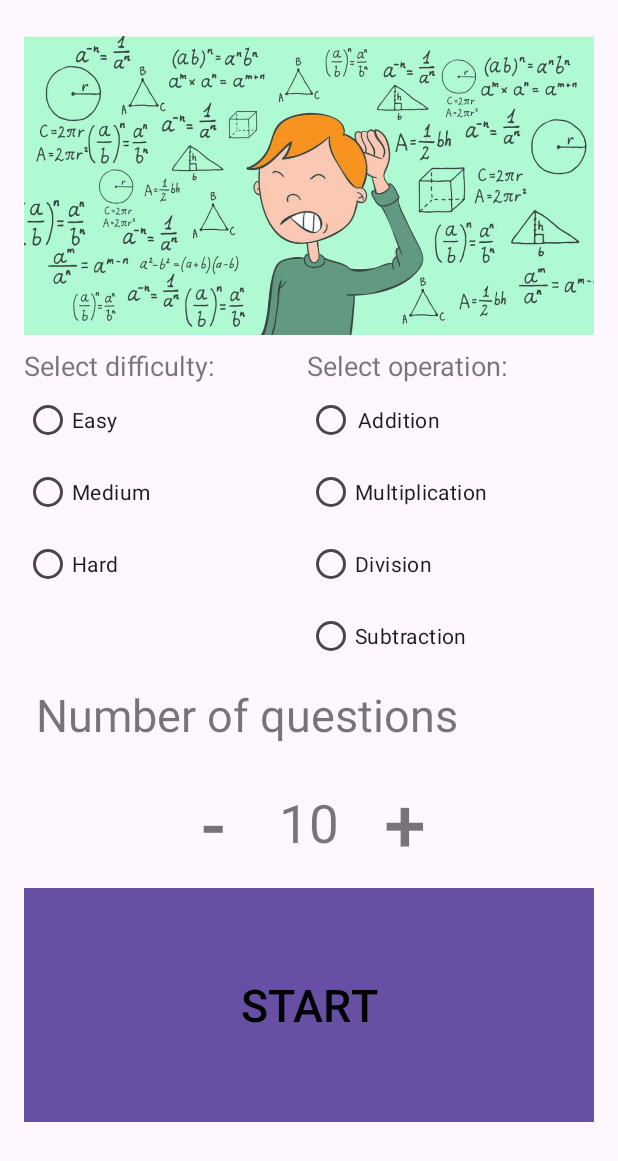
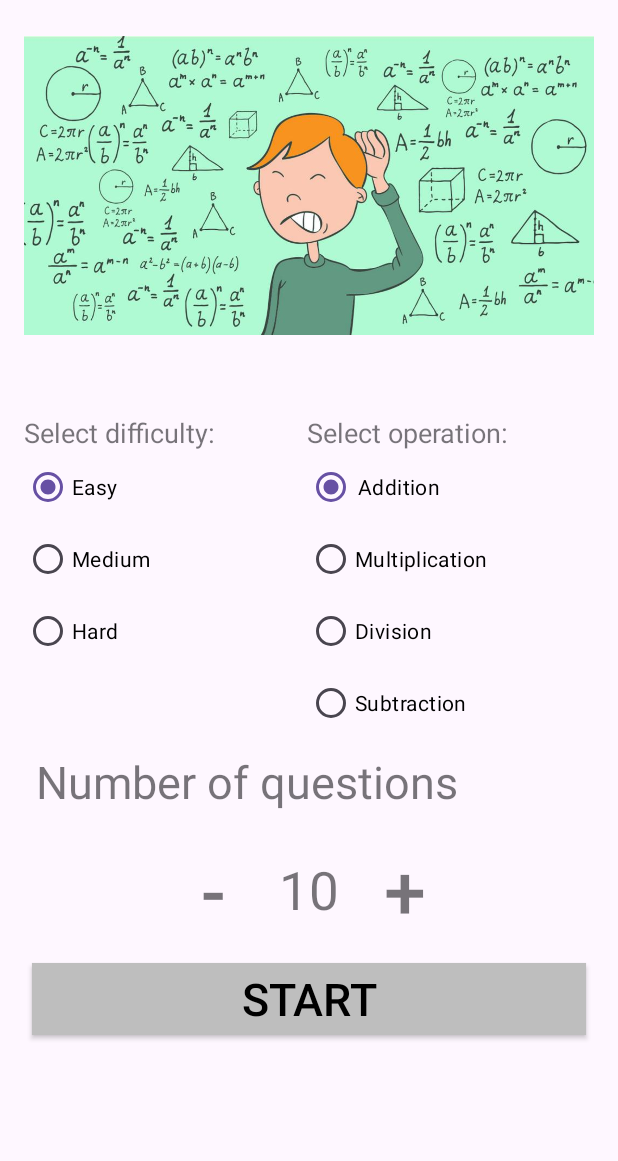
Before and after one commit to Kenneth-Harper/C323_Project3, an Android app: the screen it shows after launch (MainActivity), on a phone screen of 412 x 824 dp. Shown: the top 1161 px of the screen. Run offline under Robolectric (Android 15) with nearby library versions, the phone set to English and light mode, and no system bars.

Commit message:
Implemented Project4 Functionality

```diff
--- a/app/src/main/AndroidManifest.xml
+++ b/app/src/main/AndroidManifest.xml
@@ -1,6 +1,8 @@
 <?xml version="1.0" encoding="utf-8"?>
 <manifest xmlns:android="http://schemas.android.com/apk/res/android"
     xmlns:tools="http://schemas.android.com/tools">
+    <uses-permission android:name="android.permission.INTERNET" />
+    <uses-permission android:name="android.permission.WAKE_LOCK" />
 
     <application
         android:allowBackup="true"
@@ -21,6 +23,7 @@
                 <category android:name="android.intent.category.LAUNCHER" />
             </intent-filter>
         </activity>
+
     </application>
 
 </manifest>
--- a/app/src/main/java/com/example/c323_project3/StartScreen.kt
+++ b/app/src/main/java/com/example/c323_project3/StartScreen.kt
@@ -1,6 +1,8 @@
 package com.example.c323_project3
 
 import android.annotation.SuppressLint
+import android.content.res.ColorStateList
+import android.graphics.Color
 import android.os.Bundle
 import android.util.Log
 import androidx.fragment.app.Fragment
@@ -18,6 +20,7 @@ import androidx.navigation.findNavController
 private const val ARG_PARAM1 = "param1"
 private const val ARG_PARAM2 = "param2"
 
+private const val DEFAULT_QNUM = 10
 /*
  * <h1> StartScreen </h1>
  * Fragment class representing the starting screen in the app.
@@ -26,11 +29,6 @@ class StartScreen : Fragment() {
     // TODO: Rename and change types of parameters
     private var param1: String? = null
     private var param2: String? = null
-
-    private var difficulty = "easy"
-    private var operation = "+"
-    private var numLevels = 10
-
 
     override fun onCreate(savedInstanceState: Bundle?) {
         super.onCreate(savedInstanceState)
@@ -48,6 +46,29 @@ class StartScreen : Fragment() {
         // Inflate the layout for this fragment
         val view = inflater.inflate(R.layout.fragment_start_screen, container, false)
 
+        // Code for getting results or hiding the result window dependent on if args are passed
+        val resultText = view.findViewById<TextView>(R.id.tv_startResults)
+
+        val numCorrect = StartScreenArgs.fromBundle(requireArguments()).numberCorrect
+        if (numCorrect != -1)
+        {
+            if (numCorrect < (numQuestions * 0.8).toInt())
+            {
+                resultText.setTextColor(Color.parseColor("#FFFF0000"))
+                resultText.text = "You got $numCorrect out of $numQuestions correct in ${operation.lowercase()}. You need to practice more!"
+            }
+            else
+            {
+                resultText.setTextColor(Color.parseColor("#757575"))
+                resultText.text = "You got $numCorrect out of $numQuestions correct in ${operation.lowercase()}. Good work!"
+            }
+        }
+        else
+        {
+            resultText.text = ""
+        }
+
+        numQuestions = DEFAULT_QNUM
         //Code for getting radio group for the difficulty
         val rgDifficulty = view.findViewById<RadioGroup>(R.id.rg_difficulty)
 
@@ -55,33 +76,40 @@ class StartScreen : Fragment() {
 
         // Code for selecting the number of questions the user will complete
         val numQText = view.findViewById<TextView>(R.id.tv_numQ)
+        numQText.text = numQuestions.toString()
         val lowerNumQ = view.findViewById<Button>(R.id.bt_lessQ)
         lowerNumQ.setOnClickListener {
-            numLevels -= 1
-            if (numLevels <= 0)
+            numQuestions -= 1
+            if (numQuestions <= 0)
             {
-                numLevels = 1
+                numQuestions = 1
             }
-            numQText.text = numLevels.toString()
+            numQText.text = numQuestions.toString()
         }
         val higherNumQ = view.findViewById<Button>(R.id.bt_moreQ)
         higherNumQ.setOnClickListener {
-            numLevels += 1
-            numQText.text = numLevels.toString()
+            numQuestions += 1
+            numQText.text = numQuestions.toString()
         }
 
         val startButton = view.findViewById<Button>(R.id.bt_start)
         startButton.setOnClickListener {
             val selectedDiff = rgDifficulty!!.checkedRadioButtonId
             val diffButton = view.findViewById<RadioButton>(selectedDiff)
-            difficulty = diffButton.text.toString()
+            if (diffButton != null)
+            {
+                difficulty = diffButton.text.toString()
+            }
             val selectedOp = rgOperation!!.checkedRadioButtonId
             val opButton = view.findViewById<RadioButton>(selectedOp)
-            operation = opButton.text.toString()
+            if (opButton != null)
+            {
+                operation = opButton.text.toString()
+            }
             Log.v("StartScreen", "Difficulty= $difficulty")
             Log.v("StartScreen", "Operation= $operation")
 
-            val action = StartScreenDirections.actionStartScreenToQuestionScreen(numLevels)
+            val action = StartScreenDirections.actionStartScreenToQuestionScreen(numQuestions)
             action.difficulty = difficulty
             action.operation = operation
             view.findNavController().navigate(action)
@@ -90,6 +118,9 @@ class StartScreen : Fragment() {
     }
 
     companion object {
+        private var difficulty = "easy"
+        private var operation = "+"
+        private var numQuestions = 10
         /**
          * Use this factory method to create a new instance of
          * this fragment using the provided parameters.
@@ -98,7 +129,6 @@ class StartScreen : Fragment() {
          * @param param2 Parameter 2.
          * @return A new instance of fragment StartScreen.
          */
-        // TODO: Rename and change types and number of parameters
         @JvmStatic
         fun newInstance(param1: String, param2: String) =
             StartScreen().apply {
--- a/app/src/main/res/drawable/rectangle_background.xml
+++ b/app/src/main/res/drawable/rectangle_background.xml
@@ -3,4 +3,5 @@
     android:shape="rectangle">
     <solid android:color="#bebebe">
     </solid>
+    <color android:color="#bebebe"/>
 </shape>
--- a/app/src/main/res/layout/fragment_question_screen.xml
+++ b/app/src/main/res/layout/fragment_question_screen.xml
@@ -67,7 +67,7 @@
                 android:textSize="40sp"
                 android:textAlignment="center"></EditText>
 
-            <Button
+            <androidx.appcompat.widget.AppCompatButton
                 android:id="@+id/bt_done"
                 android:layout_width="320dp"
                 android:layout_height="wrap_content"
@@ -75,7 +75,7 @@
                 android:text="DONE"
                 android:textSize="20sp"
                 android:textColor="@color/black"
-                android:background="@drawable/rectangle_background"></Button>
+                android:background="@drawable/rectangle_background"></androidx.appcompat.widget.AppCompatButton>
         </LinearLayout>
 
         <ImageView
--- a/app/src/main/res/layout/fragment_start_screen.xml
+++ b/app/src/main/res/layout/fragment_start_screen.xml
@@ -14,7 +14,18 @@
             android:layout_width="match_parent"
             android:layout_height="215dp"
             android:layout_weight="1"
+
             android:src="@drawable/math_image"></ImageView>
+
+        <TextView
+            android:id="@+id/tv_startResults"
+            android:layout_width="match_parent"
+            android:layout_height="wrap_content"
+            android:layout_weight="1"
+            android:padding="2dp"
+            android:textSize="30sp"
+            android:text="You got 3 out of 10 correct in addition. You need to practice more!"
+            ></TextView>
 
         <LinearLayout
             android:layout_width="match_parent"
@@ -37,16 +48,20 @@
                     android:id="@+id/rb_easy"
                     android:layout_width="match_parent"
                     android:layout_height="wrap_content"
-                    android:text="Easy"></RadioButton>
+                    android:textColor="@color/black"
+                    android:text="Easy"
+                    android:checked="true"></RadioButton>
                 <RadioButton
                     android:id="@+id/rb_medium"
                     android:layout_width="match_parent"
                     android:layout_height="wrap_content"
+                    android:textColor="@color/black"
                     android:text="Medium"></RadioButton>
                 <RadioButton
                     android:id="@+id/rb_hard"
                     android:layout_width="match_parent"
                     android:layout_height="wrap_content"
+                    android:textColor="@color/black"
                     android:text="Hard"></RadioButton>
             </RadioGroup>
 
@@ -66,21 +81,26 @@
                     android:layout_width="match_parent"
                     android:layout_height="wrap_content"
                     android:padding="2dp"
-                    android:text="Addition"></RadioButton>
+                    android:text="Addition"
+                    android:textColor="@color/black"
+                    android:checked="true"></RadioButton>
                 <RadioButton
                     android:id="@+id/rb_multiply"
                     android:layout_width="match_parent"
                     android:layout_height="wrap_content"
+                    android:textColor="@color/black"
                     android:text="Multiplication"></RadioButton>
                 <RadioButton
                     android:id="@+id/rb_divide"
                     android:layout_width="match_parent"
                     android:layout_height="wrap_content"
+                    android:textColor="@color/black"
                     android:text="Division"></RadioButton>
                 <RadioButton
                     android:id="@+id/rb_sub"
                     android:layout_width="match_parent"
                     android:layout_height="wrap_content"
+                    android:textColor="@color/black"
                     android:text="Subtraction"></RadioButton>
             </RadioGroup>
         </LinearLayout>
@@ -97,6 +117,7 @@
         <LinearLayout
             android:layout_width="match_parent"
             android:layout_height="wrap_content"
+            android:layout_weight="1"
             android:gravity="center">
             <Button
                 android:id="@+id/bt_lessQ"
@@ -124,17 +145,16 @@
                 android:textSize="50sp"></Button>
         </LinearLayout>
 
-        <Button
+        <androidx.appcompat.widget.AppCompatButton
             android:id="@+id/bt_start"
             android:layout_width="match_parent"
-            android:layout_height="156dp"
+            android:layout_height="wrap_content"
+            android:layout_margin="5sp"
             android:gravity="center"
             android:text="START"
             android:textColor="@color/black"
             android:textSize="30sp"
-            android:background="@drawable/rectangle_background">
-
-        </Button>
+            android:background="@drawable/rectangle_background"></androidx.appcompat.widget.AppCompatButton>
     </LinearLayout>
 
 </FrameLayout>
--- a/app/src/main/res/navigation/nav_graph.xml
+++ b/app/src/main/res/navigation/nav_graph.xml
@@ -10,9 +10,6 @@
         android:name="com.example.c323_project3.QuestionScreen"
         android:label="fragment_question_screen"
         tools:layout="@layout/fragment_question_screen" >
-        <action
-            android:id="@+id/action_questionScreen_to_finishScreen"
-            app:destination="@id/finishScreen" />
         <argument
             android:name="difficulty"
             app:argType="string"
@@ -24,21 +21,9 @@
         <argument
             android:name="number_questions"
             app:argType="integer" />
-    </fragment>
-    <fragment
-        android:id="@+id/finishScreen"
-        android:name="com.example.c323_project3.FinishScreen"
-        android:label="fragment_finish_screen"
-        tools:layout="@layout/fragment_finish_screen" >
         <action
-            android:id="@+id/action_finishScreen_to_startScreen"
+            android:id="@+id/action_questionScreen_to_startScreen"
             app:destination="@id/startScreen" />
-        <argument
-            android:name="number_correct"
-            app:argType="integer" />
-        <argument
-            android:name="number_questions"
-            app:argType="integer" />
     </fragment>
     <fragment
         android:id="@+id/startScreen"
@@ -48,5 +33,9 @@
         <action
             android:id="@+id/action_startScreen_to_questionScreen"
             app:destination="@id/questionScreen" />
+        <argument
+            android:name="number_correct"
+            app:argType="integer"
+            android:defaultValue="-1" />
     </fragment>
 </navigation>
--- a/app/src/main/res/values/colors.xml
+++ b/app/src/main/res/values/colors.xml
@@ -2,4 +2,8 @@
 <resources>
     <color name="black">#FF000000</color>
     <color name="white">#FFFFFFFF</color>
+    <color name="red">#FFFF0000</color>
+    <color name="button_gray">#FFBEBEBE</color>
+    <color name="default_text">#FF1C1B1F</color>
+    <color name="gray_text">#99E6E1E5</color>
 </resources>
```
Also changed, not shown: app/src/main/java/com/example/c323_project3/FinishScreen.kt (+11 -11 lines), app/src/main/java/com/example/c323_project3/QuestionScreen.kt (+31 -1 lines), 2 other files.
